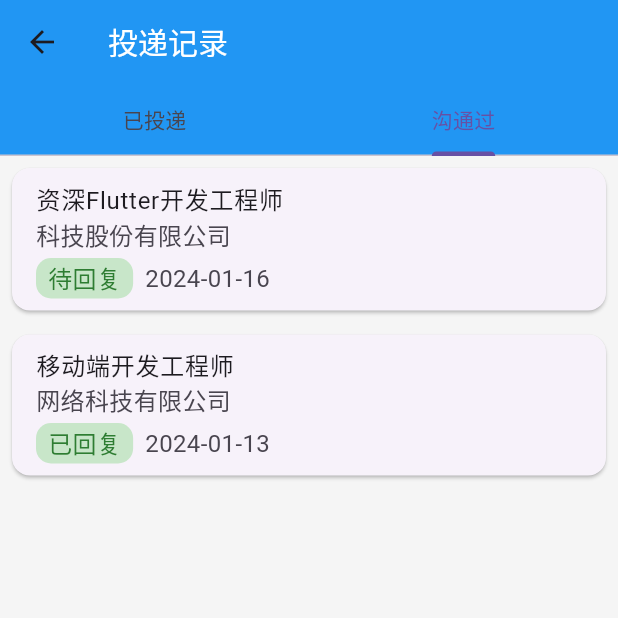
After one commit to rczmm/OnlineRecruitmentAPP, a Flutter app: the ApplicationHistoryScreen screen opened directly, on a phone screen of 412 x 824 dp, the top half of it. The commit adds this screen. Run offline on Flutter 3.47's test engine with Material 3 defaults, Android fonts, the phone set to English and light mode, and no system bars; our stand-ins replace dio, fl_chart; network calls fail.

Commit message:
feat(model): 在 Job 模型中添加面试时间字段
feat(screen): 新增应用历史、收藏职位和面试列表屏幕

feat(widget): 更新 JobCard 组件，支持显示面试时间

feat(widget): 为 StatusCounter 组件添加点击事件处理

```diff
--- a/lib/models/job.dart
+++ b/lib/models/job.dart
@@ -15,6 +15,7 @@ class Job {
   final List<String> requirements;
   final String status;
   final String date;
+  final DateTime? interviewTime;
 
   Job({
     required this.id,
@@ -33,5 +34,6 @@ class Job {
     required this.requirements,
     required this.status,
     required this.date,
+    this.interviewTime,
   });
 }
--- /dev/null
+++ b/lib/screens/application_history_screen.dart
@@ -0,0 +1,207 @@
+import 'package:flutter/material.dart';
+import '../models/job.dart';
+import '../screens/job_detail_screen.dart';
+
+class ApplicationHistoryScreen extends StatefulWidget {
+  final int initialTabIndex; // 0 表示已投递，1 表示沟通过
+
+  const ApplicationHistoryScreen({super.key, this.initialTabIndex = 0});
+
+  @override
+  State<ApplicationHistoryScreen> createState() => _ApplicationHistoryScreenState();
+}
+
+class _ApplicationHistoryScreenState extends State<ApplicationHistoryScreen> with SingleTickerProviderStateMixin {
+  late TabController _tabController;
+
+  // 模拟数据
+  final List<Job> deliveredJobs = [
+    Job(
+      id: '1',
+      title: '高级Flutter开发工程师',
+      company: '科技有限公司',
+      companySize: '500-1000人',
+      salary: '25K-35K',
+      location: '上海',
+      description: '负责公司核心业务的Flutter应用开发',
+      requirements: ['本科及以上学历', '3年以上Flutter开发经验'],
+      tags: ['Flutter', '移动端开发', '高薪'],
+      status: '待查看',
+      date: '2024-01-15',
+      hrName: "张女士",
+      workExperience: "3年",
+      education: "本科",
+      benefits: ["五险一金", "带薪年假", "节日福利"]
+    ),
+    Job(
+      id: '2',
+      title: 'Flutter开发工程师',
+      company: '互联网科技公司',
+      companySize: '1000-2000人',
+      salary: '20K-30K',
+      location: '北京',
+      description: '参与公司移动端产品的开发和维护',
+      requirements: ['本科及以上学历', '2年以上Flutter开发经验'],
+      tags: ['Flutter', '移动端开发'],
+      status: '已查看',
+      date: '2024-01-14',
+         hrName: "张女士",
+      workExperience: "3年",
+      education: "本科",
+      benefits: ["五险一金", "带薪年假", "节日福利"]
+    ),
+  ];
+
+  final List<Job> communicatedJobs = [
+    Job(
+      id: '3',
+      title: '资深Flutter开发工程师',
+      company: '科技股份有限公司',
+      companySize: '1000-2000人',
+      salary: '30K-45K',
+      location: '上海',
+      description: '负责团队Flutter应用开发和架构设计',
+      requirements: ['本科及以上学历', '5年以上Flutter开发经验'],
+      tags: ['Flutter', '架构设计', '高薪'],
+      status: '待回复',
+      date: '2024-01-16',
+      hrName: '李经理',
+      workExperience: '5年',
+      education: '本科',
+      benefits: ['五险一金', '年终奖', '股票期权']
+    ),
+    Job(
+      id: '4',
+      title: '移动端开发工程师',
+      company: '网络科技有限公司',
+      companySize: '500-1000人',
+      salary: '20K-35K',
+      location: '北京',
+      description: '负责公司移动端产品开发',
+      requirements: ['本科及以上学历', '3年以上移动端开发经验'],
+      tags: ['Flutter', 'Android', 'iOS'],
+      status: '已回复',
+      date: '2024-01-13',
+      hrName: '王HR',
+      workExperience: '3年',
+      education: '本科',
+      benefits: ['五险一金', '弹性工作', '免费三餐']
+    ),
+  ];
+
+  @override
+  void initState() {
+    super.initState();
+    _tabController = TabController(
+      length: 2,
+      vsync: this,
+      initialIndex: widget.initialTabIndex,
+    );
+  }
+
+  @override
+  void dispose() {
+    _tabController.dispose();
+    super.dispose();
+  }
+
+  @override
+  Widget build(BuildContext context) {
+    return Scaffold(
+      appBar: AppBar(
+        title: const Text('投递记录'),
+        bottom: TabBar(
+          controller: _tabController,
+          tabs: const [
+            Tab(text: '已投递'),
+            Tab(text: '沟通过'),
+          ],
+        ),
+      ),
+      body: TabBarView(
+        controller: _tabController,
+        children: [
+          // 已投递列表
+          ListView.builder(
+            itemCount: deliveredJobs.length,
+            itemBuilder: (context, index) {
+              final job = deliveredJobs[index];
+              return Card(
+                margin: const EdgeInsets.all(8.0),
+                child: ListTile(
+                  title: Text(job.title),
+                  subtitle: Row(
+                    children: [
+                      Text(job.company),
+                      const SizedBox(width: 10),
+                      Text(
+                        job.status,
+                        style: TextStyle(
+                          color: job.status == '已查看' ? Colors.blue : Colors.grey,
+                        ),
+                      ),
+                    ],
+                  ),
+                  trailing: Text(job.date),
+                  onTap: () {
+                    Navigator.push(
+                      context,
+                      MaterialPageRoute(
+                        builder: (context) => JobDetailScreen(job: job),
+                      ),
+                    );
+                  },
+                ),
+              );
+            },
+          ),
+          // 沟通过列表
+          ListView.builder(
+            itemCount: communicatedJobs.length,
+            itemBuilder: (context, index) {
+              final job = communicatedJobs[index];
+              return Card(
+                margin: const EdgeInsets.all(8.0),
+                child: ListTile(
+                  title: Text(job.title),
+                  subtitle: Column(
+                    crossAxisAlignment: CrossAxisAlignment.start,
+                    children: [
+                      Text(job.company),
+                      const SizedBox(height: 4),
+                      Row(
+                        children: [
+                          Container(
+                            padding: const EdgeInsets.symmetric(horizontal: 8, vertical: 2),
+                            decoration: BoxDecoration(
+                              color: Colors.green[100],
+                              borderRadius: BorderRadius.circular(10),
+                            ),
+                            child: Text(
+                              job.status,
+                              style: TextStyle(color: Colors.green[800]),
+                            ),
+                          ),
+                          const SizedBox(width: 8),
+                          Text(job.date),
+                        ],
+                      ),
+                    ],
+                  ),
+                  onTap: () {
+                    Navigator.push(
+                      context,
+                      MaterialPageRoute(
+                        builder: (context) => JobDetailScreen(job: job),
+                      ),
+                    );
+                  },
+                ),
+              );
+            },
+          ),
+        ],
+      ),
+    );
+  }
+}
--- /dev/null
+++ b/lib/screens/favorite_jobs_screen.dart
@@ -0,0 +1,79 @@
+import 'package:flutter/material.dart';
+import '../models/job.dart';
+import '../widgets/job_card.dart';
+import 'job_detail_screen.dart';
+
+class FavoriteJobsScreen extends StatelessWidget {
+  const FavoriteJobsScreen({super.key});
+
+  // 模拟收藏的职位数据
+  List<Job> _getFavoriteJobs() {
+    return [
+      Job(
+          id: '1',
+          title: '高级Flutter开发工程师',
+          company: '科技有限公司',
+          companySize: '500-1000人',
+          salary: '25K-35K',
+          location: '上海',
+          description: '负责公司核心业务的Flutter应用开发',
+          requirements: ['本科及以上学历', '3年以上Flutter开发经验'],
+          tags: ['Flutter', '移动端开发', '高薪'],
+          status: '待查看',
+          date: '2024-01-15',
+          hrName: "张女士",
+          workExperience: "3年",
+          education: "本科",
+          benefits: ["五险一金", "带薪年假", "节日福利"]),
+      Job(
+          id: '2',
+          title: '中级Flutter开发工程师',
+          company: '科技有限公司',
+          companySize: '500-1000人',
+          salary: '25K-35K',
+          location: '上海',
+          description: '负责公司核心业务的Flutter应用开发',
+          requirements: ['本科及以上学历', '3年以上Flutter开发经验'],
+          tags: ['Flutter', '移动端开发', '高薪'],
+          status: '待查看',
+          date: '2024-01-15',
+          hrName: "张女士",
+          workExperience: "3年",
+          education: "本科",
+          benefits: ["五险一金", "带薪年假", "节日福利"]),
+      // 可以添加更多收藏的职位
+    ];
+  }
+
+  @override
+  Widget build(BuildContext context) {
+    final favoriteJobs = _getFavoriteJobs();
+
+    return Scaffold(
+      appBar: AppBar(
+        title: const Text('收藏的职位'),
+      ),
+      body: ListView.builder(
+        itemCount: favoriteJobs.length,
+        itemBuilder: (context, index) {
+          final job = favoriteJobs[index];
+          return Padding(
+            padding:
+                const EdgeInsets.symmetric(horizontal: 16.0, vertical: 8.0),
+            child: JobCard(
+              job: job,
+              onTap: () {
+                Navigator.push(
+                  context,
+                  MaterialPageRoute(
+                    builder: (context) => JobDetailScreen(job: job),
+                  ),
+                );
+              },
+            ),
+          );
+        },
+      ),
+    );
+  }
+}
```
Also changed, not shown: lib/screens/interview_list_screen.dart (added, +63 -0 lines), lib/widgets/StatusCounter.dart (+18 -7 lines), lib/widgets/job_card.dart (+9 -6 lines).
